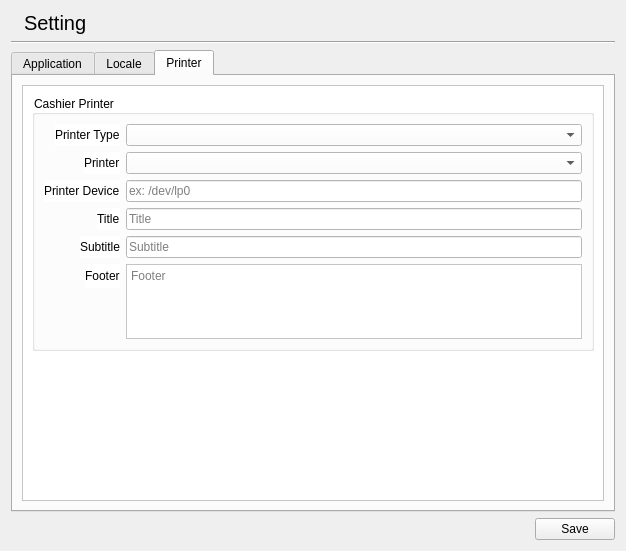
First picture: the form in libgui/setting/settingwidget.ui, repository apinprastya/sultan, before the edit.
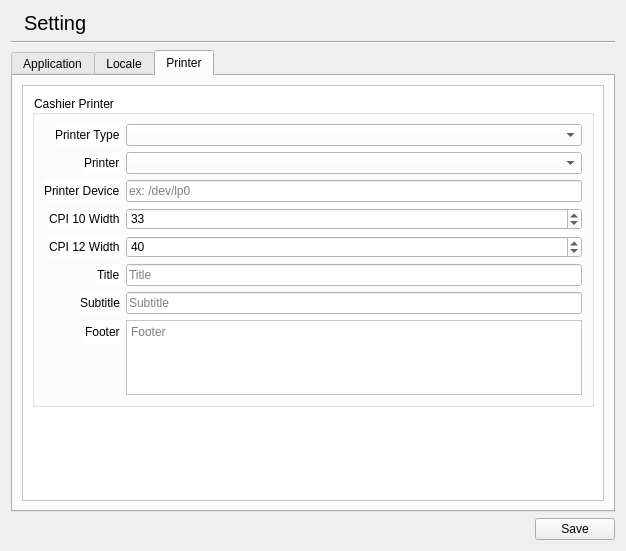
Second picture: the form after the edit. The open tabs and pages were chosen to show the change. Icons and pictures are not drawn.

```diff
--- a/libgui/setting/settingwidget.ui
+++ b/libgui/setting/settingwidget.ui
@@ -318,8 +318,8 @@
            <rect>
             <x>0</x>
             <y>0</y>
-            <width>554</width>
-            <height>359</height>
+            <width>584</width>
+            <height>400</height>
            </rect>
           </property>
           <layout class="QVBoxLayout" name="verticalLayout_8">
@@ -368,42 +368,42 @@
                   </property>
                  </widget>
                 </item>
-                <item row="3" column="0">
+                <item row="5" column="0">
                  <widget class="QLabel" name="label_13">
                   <property name="text">
                    <string>Title</string>
                   </property>
                  </widget>
                 </item>
-                <item row="4" column="0">
+                <item row="6" column="0">
                  <widget class="QLabel" name="label_14">
                   <property name="text">
                    <string>Subtitle</string>
                   </property>
                  </widget>
                 </item>
-                <item row="5" column="0">
+                <item row="7" column="0">
                  <widget class="QLabel" name="label_15">
                   <property name="text">
                    <string>Footer</string>
                   </property>
                  </widget>
                 </item>
-                <item row="3" column="1">
+                <item row="5" column="1">
                  <widget class="QLineEdit" name="linePrintCashierTitle">
                   <property name="placeholderText">
                    <string>Title</string>
                   </property>
                  </widget>
                 </item>
-                <item row="4" column="1">
+                <item row="6" column="1">
                  <widget class="QLineEdit" name="linePrintCashierSubtitle">
                   <property name="placeholderText">
                    <string>Subtitle</string>
                   </property>
                  </widget>
                 </item>
-                <item row="5" column="1">
+                <item row="7" column="1">
                  <widget class="QPlainTextEdit" name="plainPrintCashierFooter">
                   <property name="sizePolicy">
                    <sizepolicy hsizetype="Preferred" vsizetype="Maximum">
@@ -431,6 +431,46 @@
                   </property>
                  </widget>
                 </item>
+                <item row="3" column="0">
+                 <widget class="QLabel" name="label_18">
+                  <property name="text">
+                   <string>CPI 10 Width</string>
+                  </property>
+                 </widget>
+                </item>
+                <item row="4" column="0">
+                 <widget class="QLabel" name="label_19">
+                  <property name="text">
+                   <string>CPI 12 Width</string>
+                  </property>
+                 </widget>
+                </item>
+                <item row="3" column="1">
+                 <widget class="QSpinBox" name="spinCashierCpi10">
+                  <property name="minimum">
+                   <number>20</number>
+                  </property>
+                  <property name="maximum">
+                   <number>1000</number>
+                  </property>
+                  <property name="value">
+                   <number>33</number>
+                  </property>
+                 </widget>
+                </item>
+                <item row="4" column="1">
+                 <widget class="QSpinBox" name="spinCashierCpi12">
+                  <property name="minimum">
+                   <number>20</number>
+                  </property>
+                  <property name="maximum">
+                   <number>1000</number>
+                  </property>
+                  <property name="value">
+                   <number>40</number>
+                  </property>
+                 </widget>
+                </item>
                </layout>
               </item>
              </layout>
```
Left out of the diff: 31 changed lines with no effect on the pictures.
